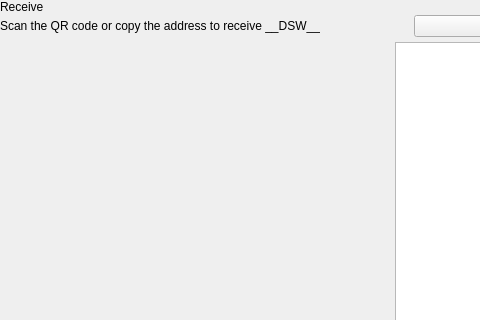
The window that src/qt/pivx/forms/receivewidget.ui (decenomy/DSW) describes before a commit, drawn with Qt 5; both pictures show x 0 to 480 and y 0 to 320 of the 629 by 629 pixel window.
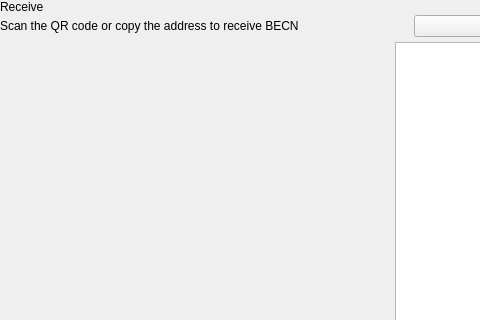
The same window after the commit. Custom widgets are drawn as their Qt base class.

Commit message: Replace standard coin unit __DSW__ by BECN (9)

```diff
--- a/src/qt/pivx/forms/receivewidget.ui
+++ b/src/qt/pivx/forms/receivewidget.ui
@@ -78,7 +78,7 @@
             <item alignment="Qt::AlignTop">
              <widget class="QLabel" name="labelSubtitle1">
               <property name="text">
-               <string>Scan the QR code or copy the address to receive __DSW__</string>
+               <string>Scan the QR code or copy the address to receive BECN</string>
               </property>
              </widget>
             </item>
```
The commit also changes 8 other files.
